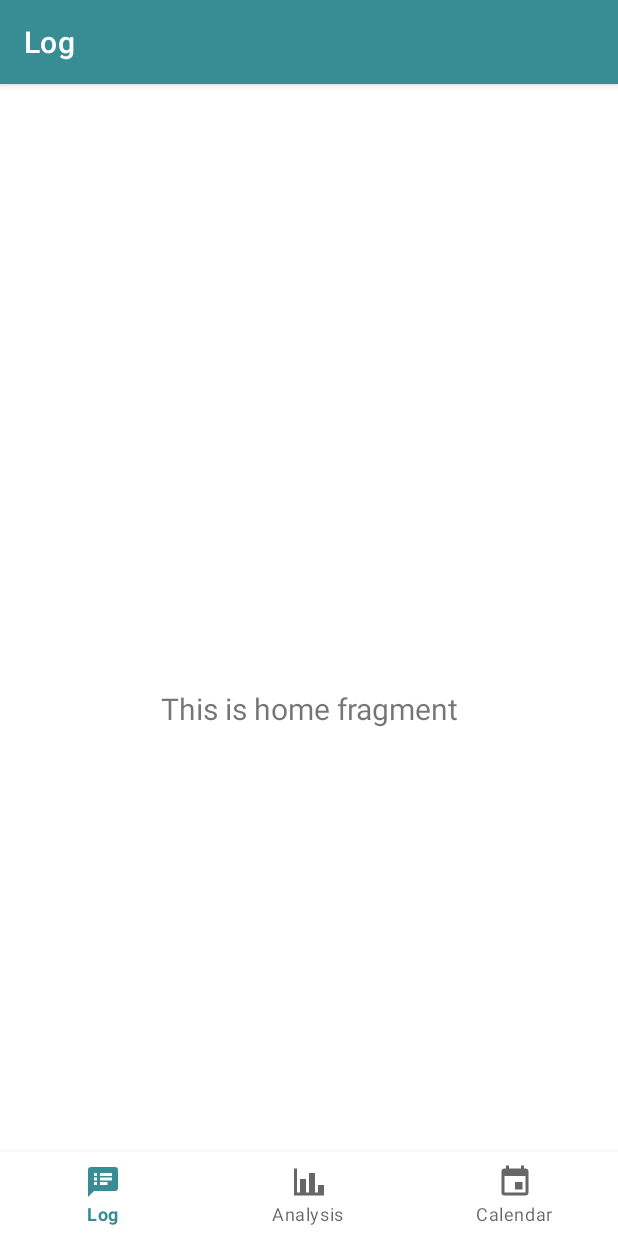
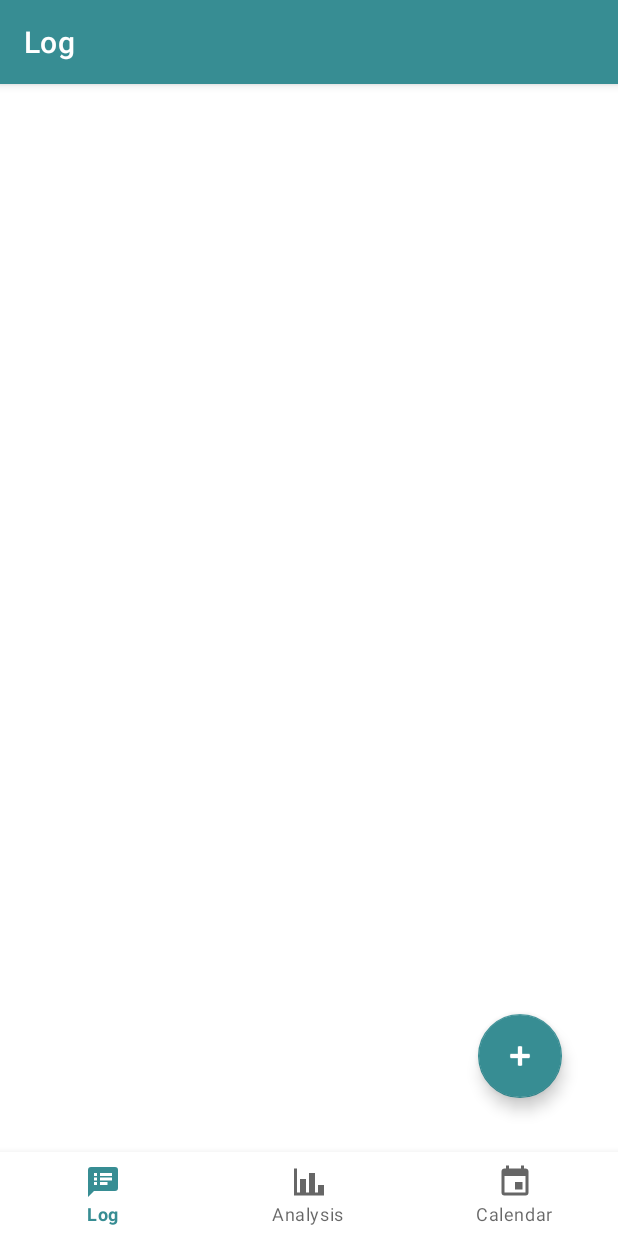
Before and after one commit to alakhalil/Mobile-interactions, an Android app: the screen it shows after launch (MainActivity), on a phone screen of 412 x 824 dp. Run offline under Robolectric (Android 15) with nearby library versions, the phone set to English and light mode, and no system bars; our stand-ins replace navigation-ui.

Commit message:
add the add new log btn + set secondary  color as primary color

```diff
--- a/MoodTracker/app/src/main/java/com/example/moodtracker/ui/home/HomeFragment.java
+++ b/MoodTracker/app/src/main/java/com/example/moodtracker/ui/home/HomeFragment.java
@@ -23,9 +23,6 @@ public class HomeFragment extends Fragment {
 
         binding = FragmentHomeBinding.inflate(inflater, container, false);
         View root = binding.getRoot();
-
-        final TextView textView = binding.textHome;
-        homeViewModel.getText().observe(getViewLifecycleOwner(), textView::setText);
         return root;
     }
 
--- a/MoodTracker/app/src/main/res/layout/fragment_home.xml
+++ b/MoodTracker/app/src/main/res/layout/fragment_home.xml
@@ -6,17 +6,16 @@
     android:layout_height="match_parent"
     tools:context=".ui.home.HomeFragment">
 
-    <TextView
-        android:id="@+id/text_home"
-        android:layout_width="match_parent"
+    <com.google.android.material.floatingactionbutton.FloatingActionButton
+        android:id="@+id/fab"
+        android:layout_width="wrap_content"
         android:layout_height="wrap_content"
-        android:layout_marginStart="8dp"
-        android:layout_marginTop="8dp"
-        android:layout_marginEnd="8dp"
-        android:textAlignment="center"
-        android:textSize="20sp"
+        android:layout_gravity="bottom|end"
+        android:layout_marginBottom="92dp"
         app:layout_constraintBottom_toBottomOf="parent"
         app:layout_constraintEnd_toEndOf="parent"
+        app:layout_constraintHorizontal_bias="0.895"
         app:layout_constraintStart_toStartOf="parent"
-        app:layout_constraintTop_toTopOf="parent" />
+        app:srcCompat="@android:drawable/ic_input_add"
+        tools:ignore="MissingConstraints" />
 </androidx.constraintlayout.widget.ConstraintLayout>
--- a/MoodTracker/app/src/main/res/values/themes.xml
+++ b/MoodTracker/app/src/main/res/values/themes.xml
@@ -6,9 +6,9 @@
         <item name="colorPrimaryVariant">@color/Primary_dark</item>
         <item name="colorOnPrimary">@color/white</item>
         <!-- Secondary brand color. -->
-        <item name="colorSecondary">@color/teal_200</item>
-        <item name="colorSecondaryVariant">@color/teal_700</item>
-        <item name="colorOnSecondary">@color/black</item>
+        <item name="colorSecondary">@color/Primary</item>
+        <item name="colorSecondaryVariant">@color/Primary_dark</item>
+        <item name="colorOnSecondary">@color/white</item>
         <!-- Status bar color. -->
         <item name="android:statusBarColor" tools:targetApi="l">?attr/colorPrimaryVariant</item>
         <!-- Customize your theme here. -->
```
